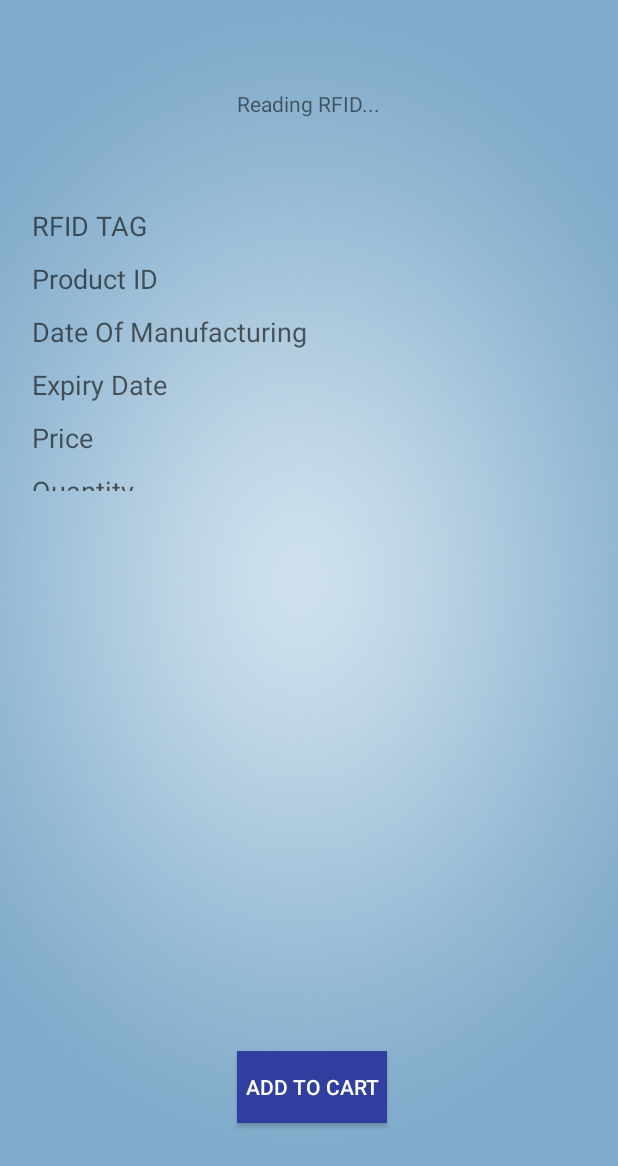
After one commit to ns-psingh/Shop-Easy, an Android app: the CustomerStack screen opened directly, with no data from a screen before it, on a phone screen of 412 x 824 dp. The commit adds this screen. Shown: the top 1166 px of the screen. Run offline under Robolectric (Android 15) with nearby library versions, the phone set to English and light mode, and no system bars.

Commit message:
Rejected commit: Default

```diff
--- a/app/build.gradle
+++ b/app/build.gradle
@@ -12,6 +12,7 @@ android {
         testInstrumentationRunner "android.support.test.runner.AndroidJUnitRunner"
     }
     buildTypes {
+
         release {
             minifyEnabled false
             proguardFiles getDefaultProguardFile('proguard-android.txt'), 'proguard-rules.pro'
@@ -25,5 +26,7 @@ dependencies {
         exclude group: 'com.android.support', module: 'support-annotations'
     })
     compile 'com.android.support:appcompat-v7:26.0.0-alpha1'
+   compile 'org.jbundle.util.osgi.wrapped:org.jbundle.util.osgi.wrapped.org.apache.http.client:4.1.2'
     testCompile 'junit:junit:4.12'
+    compile fileTree(dir: 'libs', include: ['*.jar'])
 }
--- a/app/src/main/AndroidManifest.xml
+++ b/app/src/main/AndroidManifest.xml
@@ -1,7 +1,7 @@
 <?xml version="1.0" encoding="utf-8"?>
 <manifest xmlns:android="http://schemas.android.com/apk/res/android"
     package="com.example.premal2.shopeasyily">
-
+    <uses-permission android:name="android.permission.INTERNET"></uses-permission>
     <application
         android:allowBackup="true"
         android:icon="@mipmap/ic_launcher"
@@ -18,7 +18,9 @@
         </activity>
         <activity android:name=".register" />
         <activity android:name=".OTP" />
-        <activity android:name=".Home"></activity>
+        <activity android:name=".Home" />
+        <activity android:name=".Nearby" />
+        <activity android:name=".CustomerStack"></activity>
     </application>
 
 </manifest>
--- /dev/null
+++ b/app/src/main/java/com/example/premal2/shopeasyily/CustomerStack.java
@@ -0,0 +1,33 @@
+package com.example.premal2.shopeasyily;
+
+import android.support.v7.app.AppCompatActivity;
+import android.os.Bundle;
+import android.view.View;
+import android.widget.TextView;
+
+public class CustomerStack extends AppCompatActivity {
+
+    @Override
+    protected void onCreate(Bundle savedInstanceState) {
+        super.onCreate(savedInstanceState);
+        setContentView(R.layout.activity_customer_stack);
+        TextView rfid= (TextView) findViewById(R.id.rfidstatus);
+        final TextView t1=(TextView) findViewById(R.id.t1);
+        final TextView t2=(TextView) findViewById(R.id.t2);
+        final TextView t3=(TextView) findViewById(R.id.t3);
+        final TextView t4=(TextView) findViewById(R.id.t4);
+        final TextView t5=(TextView) findViewById(R.id.t5);
+        final TextView t6=(TextView) findViewById(R.id.t6);
+        rfid.setOnClickListener(new View.OnClickListener() {
+            @Override
+            public void onClick(View view) {
+                t1.setText("RFID:"+"4151");
+                t2.setText("Product ID:"+"PR25OE");
+                t3.setText("Mfg. Date"+"11/11/2016");
+                t4.setText("Expiry date"+"08/03/2018");
+                t5.setText("Price:"+"Rs.400");
+                t6.setText("Quantity"+"1");
+            }
+        });
+    }
+}
--- /dev/null
+++ b/app/src/main/res/layout/activity_customer_stack.xml
@@ -0,0 +1,94 @@
+<?xml version="1.0" encoding="utf-8"?>
+<RelativeLayout xmlns:android="http://schemas.android.com/apk/res/android"
+    xmlns:tools="http://schemas.android.com/tools"
+    android:id="@+id/activity_customer_stack"
+    android:layout_width="match_parent"
+    android:layout_height="match_parent"
+    android:paddingBottom="@dimen/activity_vertical_margin"
+    android:paddingLeft="@dimen/activity_horizontal_margin"
+    android:paddingRight="@dimen/activity_horizontal_margin"
+    android:paddingTop="@dimen/activity_vertical_margin"
+    tools:context="com.example.premal2.shopeasyily.CustomerStack"
+    android:background="@drawable/radialgradientback">
+
+    <TextView
+        android:text="Reading RFID..."
+        android:layout_width="wrap_content"
+        android:layout_height="wrap_content"
+        android:layout_marginTop="43dp"
+        android:id="@+id/rfidstatus"
+        android:layout_alignParentTop="true"
+        android:layout_centerHorizontal="true" />
+
+    <TableLayout
+        android:layout_width="match_parent"
+        android:layout_height="200dp"
+        android:layout_below="@+id/rfidstatus"
+        android:layout_alignParentLeft="true"
+        android:layout_alignParentStart="true"
+        android:layout_marginTop="54dp">
+
+        <TableRow
+            android:id="@+id/tableRow1"
+            android:layout_width="match_parent"
+            android:layout_height="wrap_content" />
+        <TextView
+            android:id="@+id/t1"
+            android:layout_width="wrap_content"
+            android:layout_height="wrap_content"
+            android:padding="5dp"
+            android:textAppearance="?android:attr/textAppearanceMedium"
+            android:hint="RFID TAG"></TextView>
+
+        <TextView
+            android:id="@+id/t2"
+            android:layout_width="wrap_content"
+            android:layout_height="wrap_content"
+            android:padding="5dp"
+            android:textAppearance="?android:attr/textAppearanceMedium"
+            android:hint="Product ID"></TextView>
+
+        <TextView
+            android:id="@+id/t3"
+            android:layout_width="wrap_content"
+            android:layout_height="wrap_content"
+            android:padding="5dp"
+            android:textAppearance="?android:attr/textAppearanceMedium"
+            android:hint="Date Of Manufacturing"></TextView>
+        <TextView
+            android:id="@+id/t4"
+            android:layout_width="wrap_content"
+            android:layout_height="wrap_content"
+            android:padding="5dp"
+            android:textAppearance="?android:attr/textAppearanceMedium"
+            android:hint="Expiry Date"></TextView>
+        <TextView
+            android:id="@+id/t5"
+            android:layout_width="wrap_content"
+            android:layout_height="wrap_content"
+            android:padding="5dp"
+            android:textAppearance="?android:attr/textAppearanceMedium"
+            android:hint="Price"></TextView>
+        <TextView
+            android:id="@+id/t6"
+            android:layout_width="wrap_content"
+            android:layout_height="wrap_content"
+            android:padding="5dp"
+            android:textAppearance="?android:attr/textAppearanceMedium"
+            android:hint="Quantity"></TextView>
+
+
+    </TableLayout>
+
+    <Button
+        android:text="ADD TO CART"
+        android:layout_width="100dp"
+        android:layout_height="wrap_content"
+        android:id="@+id/button"
+        android:background="?attr/actionModeSplitBackground"
+        android:textColor="@android:color/background_light"
+        android:layout_marginBottom="59dp"
+        android:layout_alignParentBottom="true"
+        android:layout_alignLeft="@+id/rfidstatus"
+        android:layout_alignStart="@+id/rfidstatus" />
+</RelativeLayout>
--- a/app/src/main/res/layout/activity_main.xml
+++ b/app/src/main/res/layout/activity_main.xml
@@ -18,7 +18,7 @@
         android:layout_height="wrap_content"
         android:inputType="numberSigned"
         android:ems="10"
-        android:id="@+id/editText4"
+        android:id="@+id/mobileno"
         android:hint="Mobile No."
         android:textSize="30sp"
         android:layout_centerVertical="true"
@@ -54,7 +54,7 @@
         android:id="@+id/login"
         android:background="?attr/actionModeSplitBackground"
         android:textColor="@android:color/background_light"
-        android:layout_below="@+id/editText4"
+        android:layout_below="@+id/mobileno"
         android:layout_alignParentLeft="true"
         android:layout_alignParentStart="true"
         android:layout_marginTop="38dp"
--- a/build.gradle
+++ b/build.gradle
@@ -15,6 +15,10 @@ buildscript {
 allprojects {
     repositories {
         jcenter()
+        flatDir
+                {
+                    dirs './libs'
+                }
     }
 }
 
--- a/settings.gradle
+++ b/settings.gradle
@@ -1 +1 @@
-include ':app'
+include ':app', ':retrofit-2.3.0'
```
Also changed, not shown: app/src/main/java/com/example/premal2/shopeasyily/HerokuService.java (added, +8 -0 lines), app/src/main/java/com/example/premal2/shopeasyily/Home.java (+26 -0 lines), app/src/main/java/com/example/premal2/shopeasyily/LocationSearch.java (deleted, +0 -19 lines), app/src/main/java/com/example/premal2/shopeasyily/MainActivity.java (+17 -2 lines), app/src/main/java/com/example/premal2/shopeasyily/Nearby.java (added, +25 -0 lines), app/src/main/java/com/example/premal2/shopeasyily/OTP.java (+13 -8 lines), app/src/main/java/com/example/premal2/shopeasyily/register.java (+12 -2 lines), app/src/main/res/layout/activity_home.xml (+7 -7 lines), app/src/main/res/layout/activity_nearby.xml (added, +36 -0 lines), app/src/main/res/layout/activity_register.xml (+10 -10 lines).
